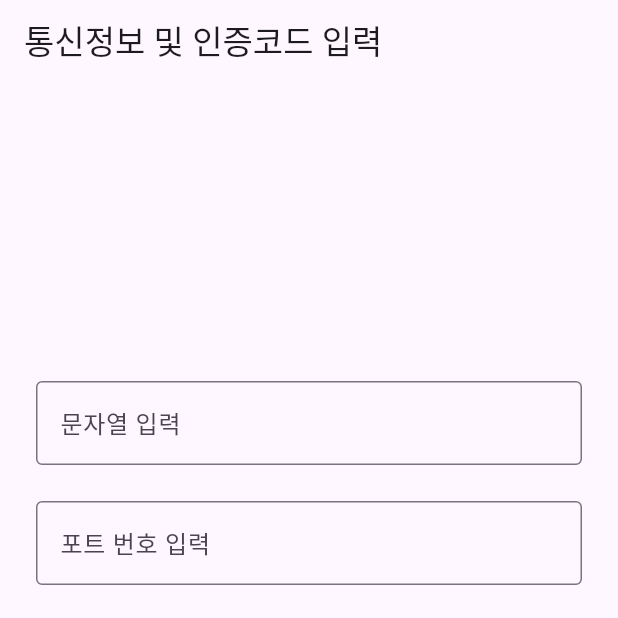
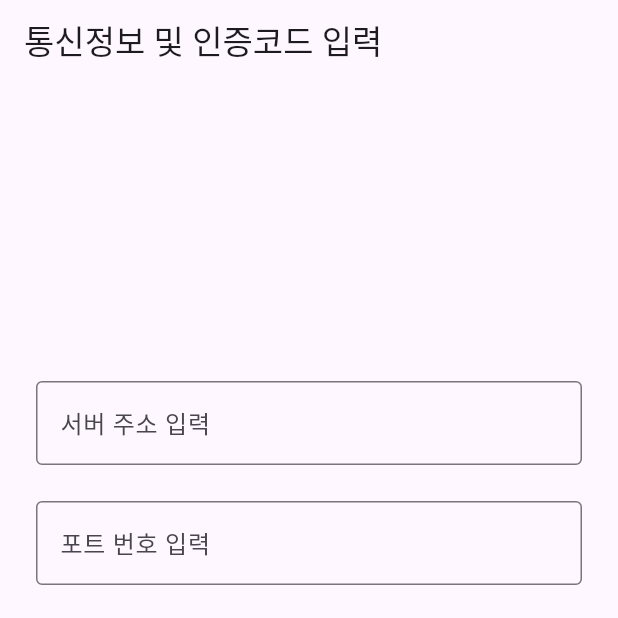
Before and after one commit to RyuGeonGil/emergency, a Flutter app: the screen it shows after launch, after a tap on "로그인", on a phone screen of 412 x 824 dp, the top half of it. Run offline on Flutter 3.47's test engine with Material 3 defaults, Android fonts, the light colour scheme and no system bars; drawn by our look-alikes of pinput; our stand-ins replace flutter_local_notifications, geolocator, permission_handler, shared_preferences.

Commit message:
Auto login fix

```diff
--- a/OSS_MQTT_Universal_IoT/oss_iot_control_applicaton/lib/login.dart
+++ b/OSS_MQTT_Universal_IoT/oss_iot_control_applicaton/lib/login.dart
@@ -8,7 +8,13 @@ import 'gps.dart';
 import 'session.dart';
 // 로그인 페이지 위젯 (StatefulWidget으로 입력값 관리)
 class LoginPage extends StatefulWidget {
-  const LoginPage({super.key});
+  final String? errorMessage;
+
+  const LoginPage({
+    super.key,
+    this.errorMessage,
+  });
+
   @override
   State<LoginPage> createState() => _LoginPageState();
 }
@@ -71,22 +77,29 @@ class _LoginPageState extends State<LoginPage> {
 
     try {
       final response = await http.post(url, headers: headers, body: body);
+      print('[Login] Server response - Status: ${response.statusCode}, Body: ${response.body}');
 
       final sessionToken = response.body.trim();
 
       if (response.statusCode == 200 && sessionToken.isNotEmpty) {
+        print('[Login] Login successful, configuring services...');
         setState(() {
           _sessionToken = sessionToken;
         });
+
         //세션 매니저에 세션 토큰과 서버 정보 등록 (자동 갱신 시작)
+        print('[Login] Configuring SessionManager...');
         SessionManager().configure(
           sessionToken: sessionToken,
           ip: inputText,
           port: portText,
-          uid: userId.toString(), // 반드시 추가!
+          uid: userId.toString(),
         );
+        print('[Login] Saving credentials to storage...');
         await SessionManager().saveToStorage();
+
         // NotificationService, GpsTracker 등에 서버 정보 및 세션 토큰 전달
+        print('[Login] Configuring NotificationService...');
         NotificationService().configure(
           ip: inputText,
           port: portText,
@@ -94,6 +107,7 @@ class _LoginPageState extends State<LoginPage> {
         );
         NotificationService().startPolling();
 
+        print('[Login] Configuring GpsTracker...');
         GpsTracker().configure(
           ip: inputText,
           port: portText,
@@ -101,17 +115,19 @@ class _LoginPageState extends State<LoginPage> {
         );
         GpsTracker().startTracking();
 
+        print('[Login] All services configured, navigating to lobby...');
         Navigator.pushReplacement(
           context,
           MaterialPageRoute(builder: (context) => const LobbyScreen()),
         );
-        // 로그인 성공 시 추가 작업 가능
       } else {
+        print('[Login] Login failed - Status: ${response.statusCode}, Body: ${response.body}');
         ScaffoldMessenger.of(context).showSnackBar(
           SnackBar(content: Text('로그인 실패 또는 세션 토큰 없음: ${response.body}')),
         );
       }
     } catch (e) {
+      print('[Login] Connection error: $e');
       ScaffoldMessenger.of(context).showSnackBar(
         SnackBar(content: Text('서버 연결 실패: $e')),
       );
@@ -127,11 +143,38 @@ class _LoginPageState extends State<LoginPage> {
         child: Column(
           mainAxisAlignment: MainAxisAlignment.center,
           children: [
+            if (widget.errorMessage != null) ...[
+              Container(
+                padding: const EdgeInsets.all(16),
+                margin: const EdgeInsets.only(bottom: 24),
+                decoration: BoxDecoration(
+                  color: Theme.of(context).colorScheme.errorContainer,
+                  borderRadius: BorderRadius.circular(8),
+                ),
+                child: Row(
+                  children: [
+                    Icon(
+                      Icons.error_outline,
+                      color: Theme.of(context).colorScheme.error,
+                    ),
+                    const SizedBox(width: 12),
+                    Expanded(
+                      child: Text(
+                        widget.errorMessage!,
+                        style: TextStyle(
+                          color: Theme.of(context).colorScheme.error,
+                        ),
+                      ),
+                    ),
+                  ],
+                ),
+              ),
+            ],
             // 문자열 입력 필드
             TextField(
               controller: _textController, // 입력값을 컨트롤러로 관리
               decoration: const InputDecoration(
-                labelText: '문자열 입력', // 힌트(라벨) 텍스트
+                labelText: '서버 주소 입력', // 힌트(라벨) 텍스트
                 border: OutlineInputBorder(), // 테두리 스타일
               ),
             ),
--- a/OSS_MQTT_Universal_IoT/oss_iot_control_applicaton/lib/main.dart
+++ b/OSS_MQTT_Universal_IoT/oss_iot_control_applicaton/lib/main.dart
@@ -6,6 +6,7 @@ import 'notifications.dart';
 import 'package:permission_handler/permission_handler.dart';
 import 'session.dart';
 import 'package:http/http.dart' as http;
+import 'gps.dart';
 
 Future<void> main() async {
   WidgetsFlutterBinding.ensureInitialized();
@@ -27,6 +28,7 @@ class _MyAppState extends State<MyApp> {
   // 자동 로그인 상태
   bool _autoLoginChecked = false;
   bool _autoLoginSuccess = false;
+  String? _errorMessage;  // Add error message state
 
   @override
   void initState() {
@@ -47,10 +49,21 @@ class _MyAppState extends State<MyApp> {
 
   // 자동 로그인 시도
   Future<void> _tryAutoLogin() async {
+    print('Starting auto-login process...');
+    setState(() {
+      _errorMessage = null;  // Clear any previous error
+    });
+
     final ip = SessionManager().ip;
     final port = SessionManager().port;
     final sessionToken = SessionManager().sessionToken;
-    final uid = SessionManager().uid; // uid도 SessionManager에 저장되어 있어야 함
+    final uid = SessionManager().uid;
+
+    print('Loaded credentials from storage:');
+    print('- IP: $ip');
+    print('- Port: $port');
+    print('- UID: $uid');
+    print('- Has Token: ${sessionToken != null}');
 
     if (ip != null && port != null && sessionToken != null && uid != null) {
       try {
@@ -58,21 +71,80 @@ class _MyAppState extends State<MyApp> {
         final headers = {
           'uid': uid,
           'session-token': sessionToken,
+          'content-type': 'application/json',
         };
+        print('Attempting to validate session at: $url');
+        print('Using headers: $headers');
+
         final response = await http.get(url, headers: headers);
-        if (response.statusCode == 200) {
+        print('Server response - Status: ${response.statusCode}, Body: ${response.body}');
+
+        // If we can successfully call sync endpoint (200) or get a valid 404 (no notifications), session is valid
+        if (response.statusCode == 200 || response.statusCode == 404) {
+          print('Session validation successful (status: ${response.statusCode}), configuring services...');
+
+          // Configure services after successful validation
+          try {
+            print('Configuring NotificationService...');
+            NotificationService().configure(
+              ip: ip,
+              port: port,
+              uid: int.parse(uid),
+            );
+            NotificationService().startPolling();
+            print('NotificationService configured successfully');
+
+            print('Configuring GpsTracker...');
+            GpsTracker().configure(
+              ip: ip,
+              port: port,
+              uid: int.parse(uid),
+            );
+            GpsTracker().startTracking();
+            print('GpsTracker configured successfully');
+
+            setState(() {
+              _autoLoginChecked = true;
+              _autoLoginSuccess = true;
+              _errorMessage = null;
+            });
+            print('Auto-login completed successfully');
+            return;
+          } catch (serviceError) {
+            print('Error configuring services: $serviceError');
+            setState(() {
+              _errorMessage = '서비스 구성 중 오류가 발생했습니다';
+            });
+            throw serviceError;
+          }
+        } else {
+          print('Session validation failed: ${response.statusCode} - ${response.body}');
           setState(() {
-            _autoLoginChecked = true;
-            _autoLoginSuccess = true;
+            _errorMessage = '세션이 만료되었습니다. 다시 로그인해주세요.';
           });
-          return;
         }
-      } catch (_) {}
+      } catch (e) {
+        print('Auto-login failed with error: $e');
+        setState(() {
+          _errorMessage = '서버 연결에 실패했습니다. 네트워크를 확인해주세요.';
+        });
+      }
+    } else {
+      print('No stored credentials found');
+      setState(() {
+        _autoLoginChecked = true;
+        _autoLoginSuccess = false;
+        _errorMessage = null;  // Don't show error when there are no credentials
+      });
     }
+
+    print('Auto-login failed, clearing stored session...');
+    await SessionManager().clearStorage();
     setState(() {
       _autoLoginChecked = true;
       _autoLoginSuccess = false;
     });
+    print('Auto-login process completed with failure');
   }
 
   @override
@@ -100,7 +172,9 @@ class _MyAppState extends State<MyApp> {
         brightness: Brightness.dark,
       ),
       themeMode: themeNotifier.themeMode,
-      home: _autoLoginSuccess ? const LobbyScreen() : const LoginPage(),
+      home: _autoLoginSuccess
+          ? const LobbyScreen()
+          : LoginPage(errorMessage: _errorMessage),
     );
   }
 }
--- a/OSS_MQTT_Universal_IoT/oss_iot_control_applicaton/lib/session.dart
+++ b/OSS_MQTT_Universal_IoT/oss_iot_control_applicaton/lib/session.dart
@@ -31,6 +31,7 @@ class SessionManager {
   }
 
   Future<void> saveToStorage() async {
+    print('[SessionManager] Saving credentials to storage...');
     final prefs = await SharedPreferences.getInstance();
     if (_sessionToken != null) {
       await prefs.setString('session_token', _sessionToken!);
@@ -44,22 +45,33 @@ class SessionManager {
     if (_uid != null) {
       await prefs.setString('uid', _uid!);
     }
+    print('[SessionManager] Saved credentials - IP: $_ip, Port: $_port, UID: $_uid, Token: ${_sessionToken?.substring(0, 5)}...');
   }
 
   Future<void> loadFromStorage() async {
+    print('[SessionManager] Loading credentials from storage...');
     final prefs = await SharedPreferences.getInstance();
     _sessionToken = prefs.getString('session_token');
     _ip = prefs.getString('server_ip');
     _port = prefs.getString('server_port');
-    _uid = prefs.getString('uid'); // 추가
+    _uid = prefs.getString('uid');
+    print('[SessionManager] Loaded credentials - IP: $_ip, Port: $_port, UID: $_uid, Has Token: ${_sessionToken != null}');
   }
 
   Future<void> clearStorage() async {
+    print('[SessionManager] Clearing stored credentials...');
     final prefs = await SharedPreferences.getInstance();
     await prefs.remove('session_token');
     await prefs.remove('server_ip');
     await prefs.remove('server_port');
-    await prefs.remove('uid'); // 추가
+    await prefs.remove('uid');
+
+    // Also clear memory
+    _sessionToken = null;
+    _ip = null;
+    _port = null;
+    _uid = null;
+    print('[SessionManager] Credentials cleared from storage and memory');
   }
 
   /// 세션 키 반환 (앱 전체에서 사용)
```
